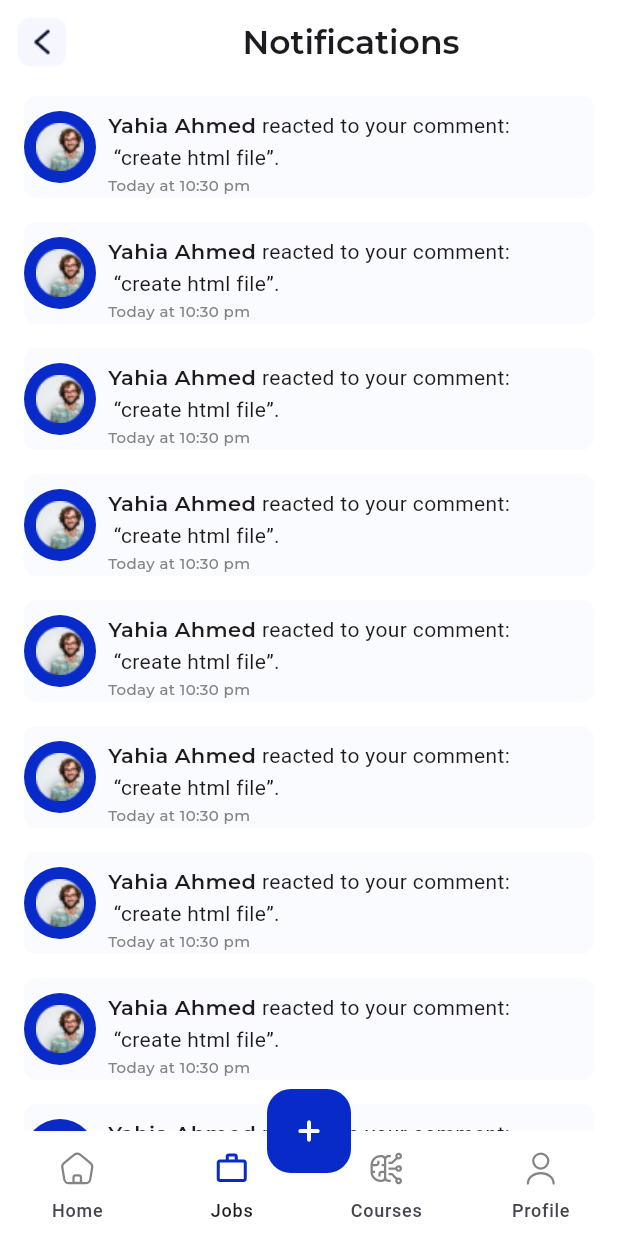
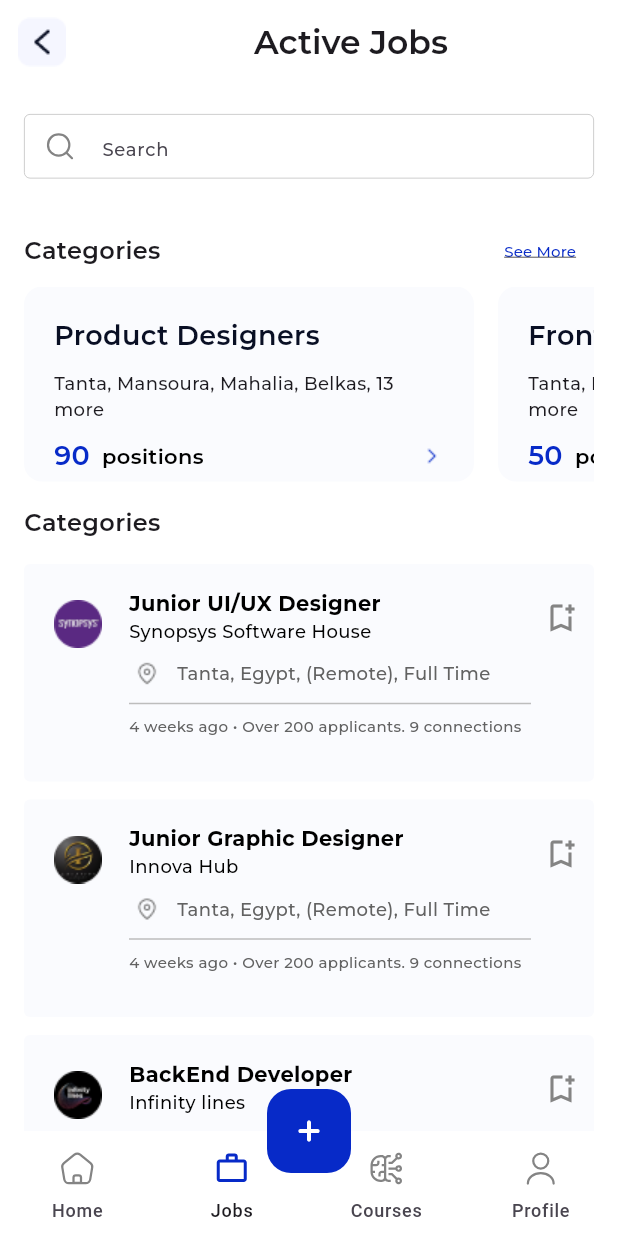
Before and after one commit to ismail-24/Jobee, a Flutter app: the BottomNavBar screen opened by its route, item 2 of the bottom bar chosen, on a phone screen of 412 x 824 dp. Run offline on Flutter 3.47's test engine with Material 3 defaults, Android fonts, the phone set to English and light mode, and no system bars; our stand-ins replace animate_do, bloc, cloud_firestore, dotted_border, firebase_auth, firebase_core and 8 more; accounts and stored records are empty; project files that could hold a hidden picture were left out.

Commit message:
create jobs feature

```diff
--- /dev/null
+++ b/lib/pages/jobs_pages/job_page.dart
@@ -0,0 +1,181 @@
+import 'package:flutter/material.dart';
+import 'package:flutter/widgets.dart';
+import 'package:jobee/pages/jobs_pages/categories_page.dart';
+import 'package:jobee/widgets/chat_widgets/custom_search_bar.dart';
+import 'package:jobee/widgets/custom_widgets/custom_back_button.dart';
+import 'package:jobee/widgets/jobs_widgets/category_card.dart';
+import 'package:jobee/widgets/jobs_widgets/job_card.dart';
+
+class JobsPage extends StatelessWidget {
+  const JobsPage({super.key});
+
+  @override
+  Widget build(BuildContext context) {
+    return Scaffold(
+      backgroundColor: Colors.white,
+      appBar: AppBar(
+        backgroundColor: Colors.white,
+        automaticallyImplyLeading: false,
+        scrolledUnderElevation: 0,
+        leading: const CustomBackButton(),
+        title: const Center(
+          child: Text(
+            'Active Jobs',
+            style: TextStyle(
+              fontFamily: 'Montserrat',
+              fontWeight: FontWeight.w600,
+            ),
+          ),
+        ),
+      ),
+      body: Padding(
+        padding: const EdgeInsets.symmetric(horizontal: 16),
+        child: Column(
+          crossAxisAlignment: CrossAxisAlignment.start,
+          children: [
+            const SizedBox(
+              height: 20,
+            ),
+            const CustomSearchBar(),
+            Row(
+              mainAxisAlignment: MainAxisAlignment.spaceBetween,
+              children: [
+                const Text(
+                  'Categories',
+                  style: TextStyle(
+                    fontSize: 16,
+                    fontFamily: 'Montserrat',
+                    fontWeight: FontWeight.w600,
+                  ),
+                ),
+                TextButton(
+                  onPressed: () {
+                    Navigator.pushNamed(context, CategriesPage.id);
+                  },
+                  child: Text(
+                    'See More',
+                    textAlign: TextAlign.right,
+                    style: TextStyle(
+                        color: Color(0xFF072AC8),
+                        fontSize: 10,
+                        fontFamily: 'Montserrat',
+                        fontWeight: FontWeight.w400,
+                        decoration: TextDecoration.underline),
+                  ),
+                )
+              ],
+            ),
+            SingleChildScrollView(
+              scrollDirection: Axis.horizontal,
+              child: Row(
+                children: [
+                  Container(
+                    width: 300,
+                    height: 130,
+                    margin: const EdgeInsets.only(right: 16),
+                    child: const CategoryCard(
+                      number: '90',
+                      track: 'Product Designers',
+                    ),
+                  ),
+                  Container(
+                    width: 300,
+                    height: 130,
+                    margin: const EdgeInsets.only(right: 16),
+                    child: const CategoryCard(
+                      number: '50',
+                      track: 'Frontend Developer',
+                    ),
+                  ),
+                  Container(
+                    width: 300,
+                    height: 130,
+                    margin: const EdgeInsets.only(right: 16),
+                    child: const CategoryCard(
+                      number: '15',
+                      track: 'Backend Developer',
+                    ),
+                  ),
+                  Container(
+                    width: 300,
+                    height: 130,
+                    margin: const EdgeInsets.only(right: 16),
+                    child: const CategoryCard(
+                      number: '60',
+                      track: 'Flutter Developer',
+                    ),
+                  ),
+                  Container(
+                    width: 300,
+                    height: 130,
+                    margin: const EdgeInsets.only(right: 16),
+                    child: const CategoryCard(
+                      number: '30',
+                      track: 'Motion Designer',
+                    ),
+                  ),
+                ],
+              ),
+            ),
+            const SizedBox(
+              height: 16,
+            ),
+            const Text(
+              'Categories',
+              style: TextStyle(
+                fontSize: 16,
+                fontFamily: 'Montserrat',
+                fontWeight: FontWeight.w600,
+              ),
+            ),
+            const SizedBox(
+              height: 16,
+            ),
+            Container(
+              height: 380,
+              width: double.infinity,
+              child: SingleChildScrollView(
+                child: Column(
+                  children: [
+                    Padding(
+                      padding: EdgeInsets.only(bottom: 12),
+                      child: JobCard(
+                        image: 'assets/jobs_icons/job_card/Avatar.png',
+                        company: 'Synopsys Software House',
+                        track: 'Junior UI/UX Designer',
+                      ),
+                    ),
+                    Padding(
+                      padding: EdgeInsets.only(bottom: 12),
+                      child: JobCard(
+                        image: 'assets/jobs_icons/job_card/company2.png',
+                        company: 'Innova Hub',
+                        track: 'Junior Graphic Designer',
+                      ),
+                    ),
+                    Padding(
+                      padding: EdgeInsets.only(bottom: 12),
+                      child: JobCard(
+                        image: 'assets/jobs_icons/job_card/company1.png',
+                        company: 'Infinity lines',
+                        track: 'BackEnd Developer',
+                      ),
+                    ),
+                    Padding(
+                      padding: EdgeInsets.only(bottom: 12),
+                      child: JobCard(
+                        image: 'assets/jobs_icons/job_card/company2.png',
+                        company: 'Innova Hub',
+                        track: 'Junior Graphic Designer',
+                      ),
+                    ),
+                  ],
+                ),
+              ),
+            )
+          ],
+        ),
+      ),
+    );
+  }
+}
--- a/lib/widgets/bottom_nav_bar.dart
+++ b/lib/widgets/bottom_nav_bar.dart
@@ -1,10 +1,12 @@
 import 'package:flutter/material.dart';
 import 'package:flutter_svg/flutter_svg.dart';
 import 'package:jobee/constant.dart';
+import 'package:jobee/pages/chat_pages/chat_page.dart';
 import 'package:jobee/pages/chat_pages/chats_list_page.dart';
 import 'package:jobee/pages/courses_pages/courses_page.dart';
 import 'package:jobee/pages/craete_post_pages/create_post_page.dart';
 import 'package:jobee/pages/home_page.dart';
+import 'package:jobee/pages/jobs_pages/job_page.dart';
 import 'package:jobee/pages/notifications_page.dart';
 import 'package:jobee/profile/presentation/screens/profile_screen.dart';
 
@@ -19,7 +21,7 @@ class _BottomNavBarState extends State<BottomNavBar> {
   int index = 0;
   List pages = [
     HomePage(),
-    const NotificationPage(),
+    const JobsPage(),
     const CoursesPage(),
     const ProfileScreen(),
   ];
--- /dev/null
+++ b/lib/widgets/jobs_widgets/category_card.dart
@@ -0,0 +1,75 @@
+import 'package:flutter/material.dart';
+
+class CategoryCard extends StatelessWidget {
+  const CategoryCard({super.key, required this.number, required this.track});
+  final String number, track;
+
+  @override
+  Widget build(BuildContext context) {
+    return Container(
+      width: 300,
+      height: 130,
+      padding: const EdgeInsets.all(20),
+      decoration: ShapeDecoration(
+        color: const Color(0x33E6EAFA),
+        shape: RoundedRectangleBorder(
+          borderRadius: BorderRadius.circular(12),
+        ),
+      ),
+      child: Column(
+        mainAxisSize: MainAxisSize.min,
+        mainAxisAlignment: MainAxisAlignment.start,
+        crossAxisAlignment: CrossAxisAlignment.start,
+        children: [
+          Text(
+            track,
+            style: const TextStyle(
+              color: Color(0xFF090F24),
+              fontSize: 18,
+              fontFamily: 'Montserrat',
+              fontWeight: FontWeight.w600,
+            ),
+          ),
+          const SizedBox(height: 10), // Decreased height
+          Text(
+            'Tanta, Mansoura, Mahalia, Belkas, 13 more',
+            style: TextStyle(
+              fontSize: 12,
+              fontFamily: 'Montserrat',
+            ),
+          ),
+
+          const SizedBox(height: 10), // Decreased height
+          Row(
+            mainAxisSize: MainAxisSize.min,
+            mainAxisAlignment: MainAxisAlignment.start,
+            crossAxisAlignment: CrossAxisAlignment.center,
+            children: [
+              Text(
+                number,
+                style: const TextStyle(
+                  color: Color(0xFF072AC8),
+                  fontSize: 18,
+                  fontFamily: 'Montserrat',
+                  fontWeight: FontWeight.w600,
+                ),
+              ),
+              const SizedBox(width: 8),
+              const Text(
+                'positions',
+                style: TextStyle(
+                  color: Colors.black,
+                  fontSize: 14,
+                  fontFamily: 'Montserrat',
+                  fontWeight: FontWeight.w600,
+                ),
+              ),
+              const Spacer(),
+              Image.asset('assets/jobs_icons/card_icon/arrow.png')
+            ],
+          ),
+        ],
+      ),
+    );
+  }
+}
--- /dev/null
+++ b/lib/widgets/jobs_widgets/job_card.dart
@@ -0,0 +1,125 @@
+import 'package:flutter/material.dart';
+import 'package:jobee/constant.dart';
+import 'package:jobee/pages/jobs_pages/job_information.dart';
+import 'package:jobee/profile/presentation/screens/quizzes/fetures/views/widgets/devider.dart';
+
+class JobCard extends StatefulWidget {
+  JobCard(
+      {super.key,
+      required this.image,
+      required this.company,
+      required this.track});
+  final String image, company, track;
+
+  @override
+  State<JobCard> createState() => _JobCardState();
+}
+
+class _JobCardState extends State<JobCard> {
+  bool isPressed = false;
+
+  @override
+  Widget build(BuildContext context) {
+    return GestureDetector(
+      onTap: () {
+        Navigator.pushNamed(context, JobInformationPage.id);
+      },
+      child: Container(
+        width: double.infinity, // Increased width
+        height: 145, // Increased height
+        padding: const EdgeInsets.symmetric(
+            horizontal: 12, vertical: 16), // Increased padding
+        decoration: ShapeDecoration(
+          color: const Color(0x33E6EAFA),
+          shape: RoundedRectangleBorder(borderRadius: BorderRadius.circular(4)),
+        ),
+        child: Row(
+          mainAxisAlignment: MainAxisAlignment.spaceBetween,
+          crossAxisAlignment: CrossAxisAlignment.start,
+          children: [
+            Image.asset(widget.image,
+                width: 48, height: 48), // Increased image size
+            const SizedBox(width: 10),
+            Expanded(
+              child: Column(
+                mainAxisAlignment: MainAxisAlignment.start,
+                crossAxisAlignment: CrossAxisAlignment.start,
+                children: [
+                  Text(
+                    widget.track,
+                    style: const TextStyle(
+                      color: Colors.black,
+                      fontSize: 14, // Increased font size
+                      fontFamily: 'Montserrat',
+                      fontWeight: FontWeight.w700,
+                    ),
+                  ),
+                  Text(
+                    widget.company,
+                    style: const TextStyle(
+                      color: Colors.black,
+                      fontSize: 12, // Increased font size
+                      fontFamily: 'Montserrat',
+                      fontWeight: FontWeight.w500,
+                    ),
+                  ),
+                  const SizedBox(height: 8),
+                  Row(
+                    mainAxisSize: MainAxisSize.min,
+                    mainAxisAlignment: MainAxisAlignment.start,
+                    crossAxisAlignment: CrossAxisAlignment.center,
+                    children: [
+                      Image.asset("assets/jobs_icons/job_card/location.png",
+                          width: 24, height: 24), // Increased image size
+                      const SizedBox(width: 8),
+                      const Text(
+                        'Tanta, Egypt, (Remote), Full Time',
+                        style: TextStyle(
+                          color: Color(0xFF626262),
+                          fontSize: 12, // Increased font size
+                          fontFamily: 'Montserrat',
+                          fontWeight: FontWeight.w500,
+                        ),
+                      ),
+                    ],
+                  ),
+                  const Divider(
+                    color: Color(0xffBDBDBD),
+                    endIndent: 0,
+                    indent: 0,
+                  ),
+                  Container(
+                    child: const Text(
+                      '4 weeks ago • Over 200 applicants. 9 connections',
+                      style: TextStyle(
+                        color: Color(0xFF626262),
+                        fontSize: 10, // Increased font size
+                        fontFamily: 'Montserrat',
+                        fontWeight: FontWeight.w500,
+                      ),
+                    ),
+                  ),
+                ],
+              ),
+            ),
+            SizedBox(
+              height: 24,
+              width: 30,
+              child: IconButton(
+                onPressed: () {
+                  isPressed = !isPressed;
+                  setState(() {});
+                },
+                icon: const Icon(Icons.bookmark_add_outlined),
+                color: isPressed ? kColor : Color(0xff848484),
+              ),
+            ),
+
+            // Image.asset("assets/jobs_icons/job_card/saved.png",
+            //     width: 24, height: 24), // Increased image size
+          ],
+        ),
+      ),
+    );
+  }
+}
--- a/pubspec.yaml
+++ b/pubspec.yaml
@@ -74,6 +74,8 @@ flutter:
     - assets/courses_images/
     - assets/icons_svg/courses_icons/
     - assets/animations/
+    - assets/jobs_icons/card_icon/
+    - assets/jobs_icons/job_card/
 
   # An image asset can refer to one or more resolution-specific "variants", see
   # https://flutter.dev/assets-and-images/#resolution-aware
```
Also changed, not shown: lib/main.dart (+8 -4 lines), lib/pages/home_page.dart (+9 -1 lines), lib/pages/jobs_pages/categories_page.dart (added, +132 -0 lines), lib/pages/jobs_pages/job_information.dart (added, +188 -0 lines), assets/jobs_icons/card_icon/arrow.png (added), assets/jobs_icons/card_icon/card_icon.png (added), assets/jobs_icons/job_card/Avatar.png (added), assets/jobs_icons/job_card/company1.png (added), assets/jobs_icons/job_card/company2.png (added), assets/jobs_icons/job_card/company2x2.png (added), assets/jobs_icons/job_card/location.png (added), assets/jobs_icons/job_card/saved.png (added).
